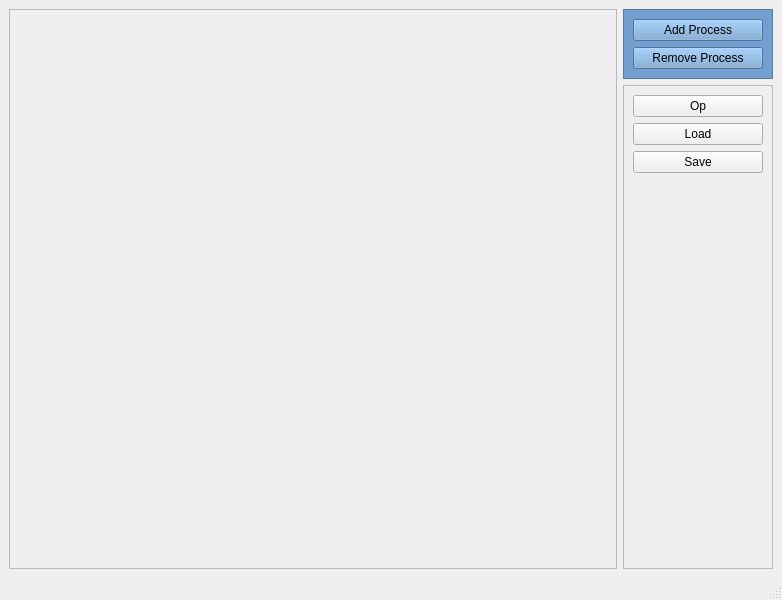
The window that simulator/OSProcessSim/mainwindow.ui (Kastautor/OSProcessSim) describes before a commit, drawn with Qt 5.
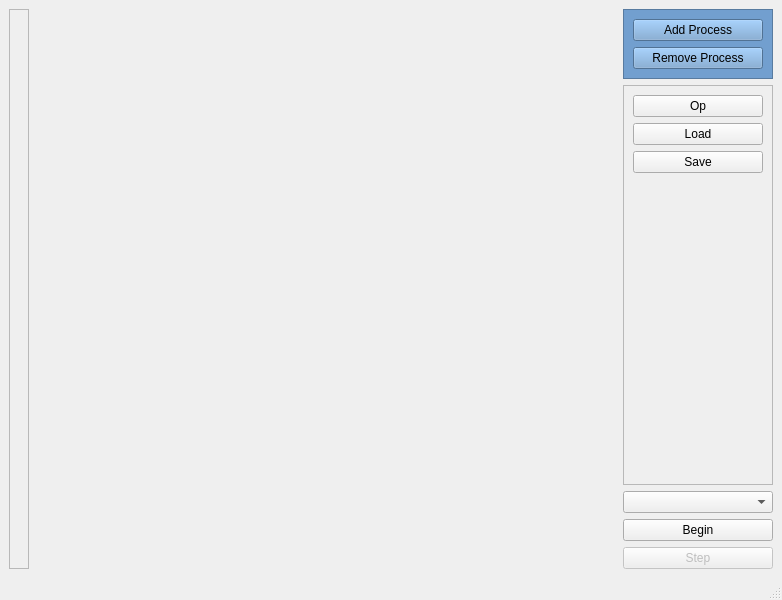
The same window after the commit.

```diff
--- a/simulator/OSProcessSim/mainwindow.ui
+++ b/simulator/OSProcessSim/mainwindow.ui
@@ -26,6 +26,19 @@
       <layout class="QHBoxLayout" name="horizontalLayout_2"/>
      </widget>
     </item>
+    <item>
+     <spacer name="horizontalSpacer">
+      <property name="orientation">
+       <enum>Qt::Horizontal</enum>
+      </property>
+      <property name="sizeHint" stdset="0">
+       <size>
+        <width>40</width>
+        <height>20</height>
+       </size>
+      </property>
+     </spacer>
+    </item>
     <item>
      <layout class="QVBoxLayout" name="upperLayout">
       <item>
@@ -133,6 +146,30 @@
         </layout>
        </widget>
       </item>
+      <item>
+       <layout class="QVBoxLayout" name="algorithmFrame">
+        <item>
+         <widget class="QComboBox" name="algorithmSelector"/>
+        </item>
+        <item>
+         <widget class="QPushButton" name="beginButton">
+          <property name="text">
+           <string>Begin</string>
+          </property>
+         </widget>
+        </item>
+        <item>
+         <widget class="QPushButton" name="stepButton">
+          <property name="enabled">
+           <bool>false</bool>
+          </property>
+          <property name="text">
+           <string>Step</string>
+          </property>
+         </widget>
+        </item>
+       </layout>
+      </item>
      </layout>
     </item>
    </layout>
```
